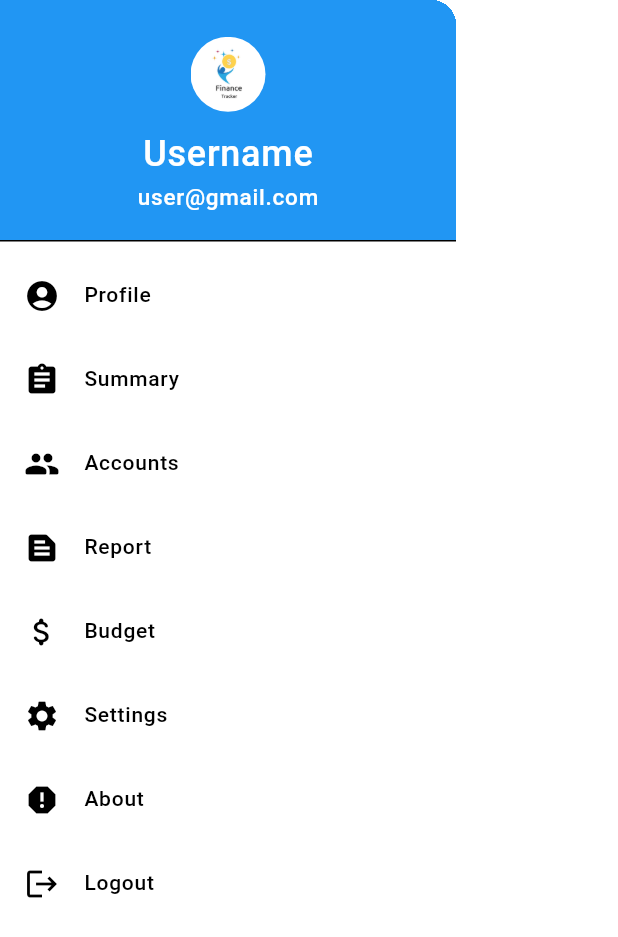
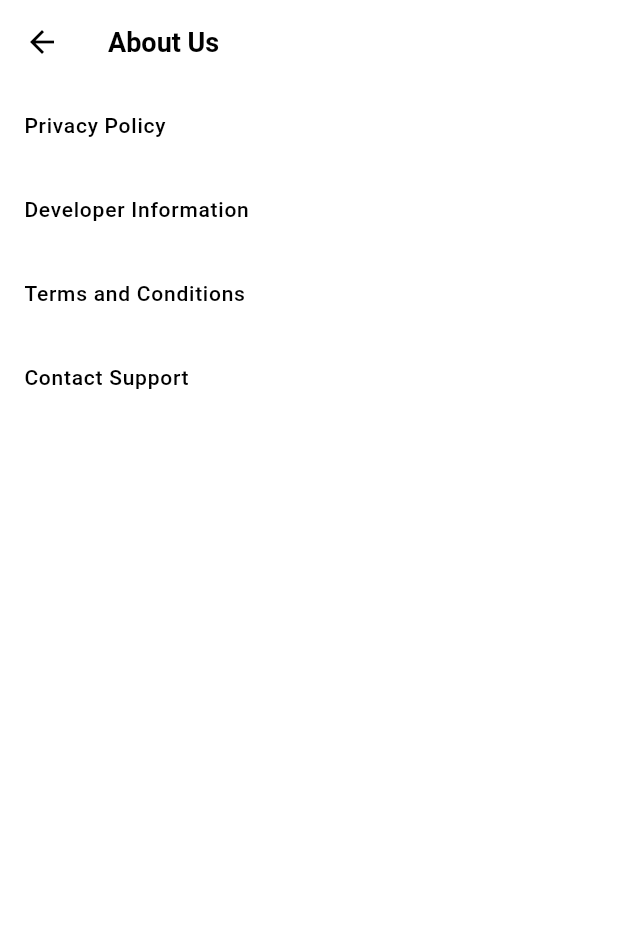
Before and after one commit to JONIETECH/CASH-APP, a Flutter app: the AppDrawer widget shown alone on an empty page, opened directly, after a tap on "About", on a phone screen of 412 x 824 dp. Shown: the top 937 px of the screen. Run offline on Flutter 3.47's test engine with Material 3 defaults, Android fonts, the phone set to English and light mode, and no system bars; our stand-ins replace flutter_bloc, font_awesome_flutter, fpdart, get_it, supabase_flutter; accounts and stored records are empty.

Commit message:
added about page

```diff
--- /dev/null
+++ b/lib/features/finance/presentation/pages/about/developer_information.dart
@@ -0,0 +1,20 @@
+import 'package:flutter/material.dart';
+class DeveloperInformationPage extends StatelessWidget {
+  const DeveloperInformationPage({super.key});
+
+  @override
+  Widget build(BuildContext context) {
+    return Scaffold(
+      appBar: AppBar(
+        title: const Text('Developer Information'),
+      ),
+      body: const Padding(
+        padding: EdgeInsets.all(16.0),
+        child: Text( '''Developer: Finance Tracker Team
+                        Email: developer@financetrscker.com'''
+
+        ),
+      ),
+    );
+  }
+}
--- /dev/null
+++ b/lib/features/finance/presentation/pages/about/main_about.dart
@@ -0,0 +1,60 @@
+import 'package:flutter/material.dart';
+
+import 'contact_support.dart';
+import 'developer_information.dart';
+import 'privacy_policy.dart';
+import 'terms_and_conditions.dart';
+
+
+class MainAbout extends StatelessWidget {
+  static route() => MaterialPageRoute(builder: (context)=> const MainAbout());
+  const MainAbout({super.key});
+@override
+  Widget build(BuildContext context) {
+    return Scaffold(
+      appBar: AppBar(
+        title: const Text('About Us'),
+      ),
+      body: ListView(
+        children: [
+          ListTile(
+            title: const Text('Privacy Policy'),
+            onTap: () {
+              Navigator.push(
+                context,
+                MaterialPageRoute(builder: (context) => const PrivacyPolicyPage()),
+              );
+            },
+          ),
+          ListTile(
+            title: const Text('Developer Information'),
+            onTap: () {
+              Navigator.push(
+                context,
+                MaterialPageRoute(builder: (context) => const DeveloperInformationPage()),
+              );
+            },
+          ),
+          ListTile(
+            title: const Text('Terms and Conditions'),
+            onTap: () {
+              Navigator.push(
+                context,
+                MaterialPageRoute(builder: (context) => const TermsAndConditionsPage()),
+              );
+            },
+          ),
+          ListTile(
+            title: const Text('Contact Support'),
+            onTap: () {
+              Navigator.push(
+                context,
+                MaterialPageRoute(builder: (context) => const ContactSupportPage()),
+              );
+            },
+          ),
+        ],
+      ),
+    );
+  }
+}
--- /dev/null
+++ b/lib/features/finance/presentation/pages/about/privacy_policy.dart
@@ -0,0 +1,60 @@
+import 'package:flutter/material.dart';
+
+class PrivacyPolicyPage extends StatelessWidget {
+  const PrivacyPolicyPage({super.key});
+
+  @override
+  Widget build(BuildContext context) {
+    return Scaffold(
+      appBar: AppBar(
+        title: const Text('Privacy Policy'),
+      ),
+      body: const Padding(
+        padding: EdgeInsets.all(16.0),
+        child: Text('''Last updated: [27/06/24]
+1. Introduction
+Welcome to Finance Tracker! We are committed to protecting your personal information and your right to privacy. If you have any questions or concerns about this privacy policy, or our practices with regards to your personal information, please contact us at financetracker@gmail.com.
+
+2. Information We Collect
+We collect personal information that you voluntarily provide to us when you register on the app, express an interest in obtaining information about us or our products and services, participate in activities on the App or otherwise when you contact us.
+
+The personal information that we collect depends on the context of your interactions with us. The personal information we collect may include the following:
+Personal Information Provided by You: We collect names, phone numbers, email addresses, and other similar information.
+Financial Data: We collect data necessary to track your financial activities, such as income, expenses, and transactions. This may include bank account details, transaction history, and other financial data.
+
+3. Information Collected Automatically
+We automatically collect certain information when you visit, use, or navigate the App. This information does not reveal your specific identity (like your name or contact information) but may include device and usage information, such as your IP address, browser and device characteristics, operating system, language preferences, referring URLs, device name, country, location, information about how and when you use our App, and other technical information. This information is primarily needed to maintain the security and operation of our App and for our internal analytics and reporting purposes.
+
+4. How We Use Your Information
+We use personal information collected via our App for a variety of business purposes described below. We process your personal information for these purposes in reliance on our legitimate business interests, in order to enter into or perform a contract with you, with your consent, and/or for compliance with our legal obligations. We indicate the specific processing grounds we rely on next to each purpose listed below:
+
+To facilitate account creation and logon process.
+To send administrative information to you.
+To fulfill and manage your orders.
+To manage user accounts.
+To send you marketing and promotional communications.
+To deliver targeted advertising to you.
+To enforce our terms, conditions, and policies.
+To respond to legal requests and prevent harm.
+To deliver services to the user.
+To analyze and track financial trends and performance.
+To provide financial insights and recommendations.
+
+5. Sharing Your Information
+We only share information with your consent, to comply with laws, to provide you with services, to protect your rights, or to fulfill business obligations.
+
+6. How We Protect Your Information
+We aim to protect your personal information through a system of organizational and technical security measures. However, despite our safeguards and efforts to secure your information, no electronic transmission over the Internet or information storage technology can be guaranteed to be 100% secure, so we cannot promise or guarantee that hackers, cybercriminals, or other unauthorized third parties will not be able to defeat our security and improperly collect, access, steal, or modify your information.
+
+7. Your Privacy Rights
+You may review, change, or terminate your account at any time. If you believe we are unlawfully processing your personal information, you also have the right to complain to your local data protection supervisory authority.
+
+8. Policy Changes
+We may update this privacy policy from time to time in order to reflect changes to our practices or for other operational, legal, or regulatory reasons. When we make updates, we will revise the "Last updated" date at the top of this privacy policy. We encourage you to review this privacy policy frequently to be informed of how we are protecting your information.'''
+
+
+        ),
+      ),
+    );
+  }
+}
--- /dev/null
+++ b/lib/features/finance/presentation/pages/about/terms_and_conditions.dart
@@ -0,0 +1,47 @@
+import 'package:flutter/material.dart';
+
+class TermsAndConditionsPage extends StatelessWidget {
+  const TermsAndConditionsPage({super.key});
+
+  @override
+  Widget build(BuildContext context) {
+    return Scaffold(
+      appBar: AppBar(
+        title: const Text('Terms and Conditions'),
+      ),
+      body: const Padding(
+        padding: EdgeInsets.all(16.0),
+        child: Text(
+          '''Welcome to Finance Tracker! These Terms and Conditions ("Terms") govern your use of our mobile application and any related services provided by Finance Tracker. By accessing or using the App, you agree to be bound by these Terms. If you do not agree with these Terms, please do not use the app.
+
+1. Use of the App
+
+1.1 Eligibility: You must be at least 18 years old to use the App. By using the App, you represent and warrant that you have the legal capacity to enter into a binding agreement.
+
+1.2 Account Creation: To use certain features of the App, you must create an account. You agree to provide accurate, current, and complete information during the registration process and update such information to keep it accurate, current, and complete.
+
+1.3 Account Security: You are responsible for maintaining the confidentiality of your login credentials and for all activities that occur under your account. You agree to notify us immediately of any unauthorized use of your account.
+
+1.4 User Conduct: You agree not to use the App for any unlawful or prohibited purpose. You agree not to interfere with or disrupt the App or servers or networks connected to the App.
+
+2. Financial Information
+
+2.1 Data Collection: The App may collect and store personal financial information, such as income, expenses, and transaction history. By using the app, you consent to the collection, use, and sharing of this information as described in our Privacy Policy.
+
+2.2 Accuracy of Information: While we strive to provide accurate and up-to-date financial information, we cannot guarantee the accuracy, completeness, or reliability of any information provided through the App. You acknowledge that any reliance on such information is at your own risk.
+
+2.3 Personal Responsibility: You are responsible for managing your finances and making financial decisions. The App provides tools and information to assist you, but it is not a substitute for professional financial advice.
+
+
+3. Intellectual Property
+
+3.1 Ownership: The App and all content, features, and functionality (including but not limited to text, graphics, logos, icons, images, audio clips, and software) are the exclusive property of Finance Tracker and its licensors and are protected by copyright, trademark, patent, trade secret, and other intellectual property or proprietary rights laws.
+
+3.2 License: Subject to these Terms, we grant you a limited, non-exclusive, non-transferable, and revocable license to use the App for personal, non-commercial use.
+
+3.3 Restrictions: You agree not to reproduce, distribute, modify, create derivative works of, publicly display, publicly perform, republish, download, store, or transmit any of the material on our App, except as permitted under these Terms1''',
+        ),
+      ),
+    );
+  }
+}
--- a/lib/features/finance/presentation/widgets/app_drawer.dart
+++ b/lib/features/finance/presentation/widgets/app_drawer.dart
@@ -1,4 +1,5 @@
 
+import 'package:finance_tracker/features/finance/presentation/pages/about/main_about.dart';
 import 'package:finance_tracker/features/settings/presentation/pages/settings_page.dart';
 import 'package:flutter/material.dart';
 
@@ -93,7 +94,7 @@ class AppDrawer extends StatelessWidget {
             leading: const Icon(Icons.report),
             title: const Text('About'),
             onTap: () {
-              // Implement about
+              Navigator.push(context, MainAbout.route());
             },
           ),
           ListTile(
```
Also changed, not shown: lib/features/finance/presentation/pages/about/contact_support.dart (added, +28 -0 lines).
